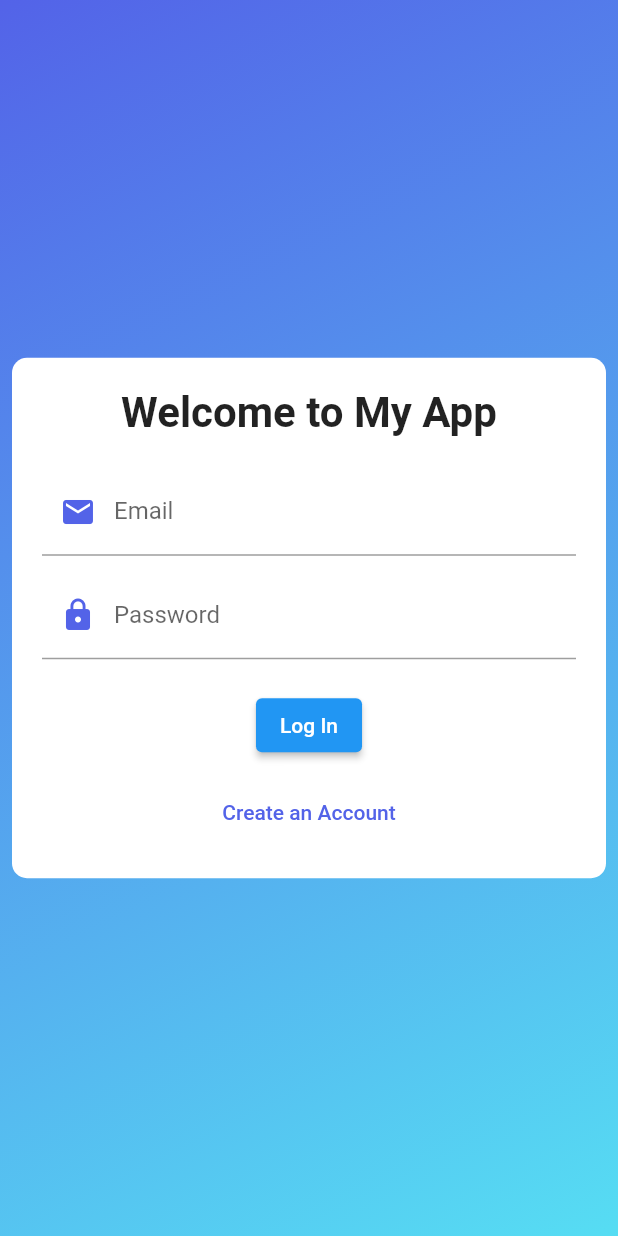
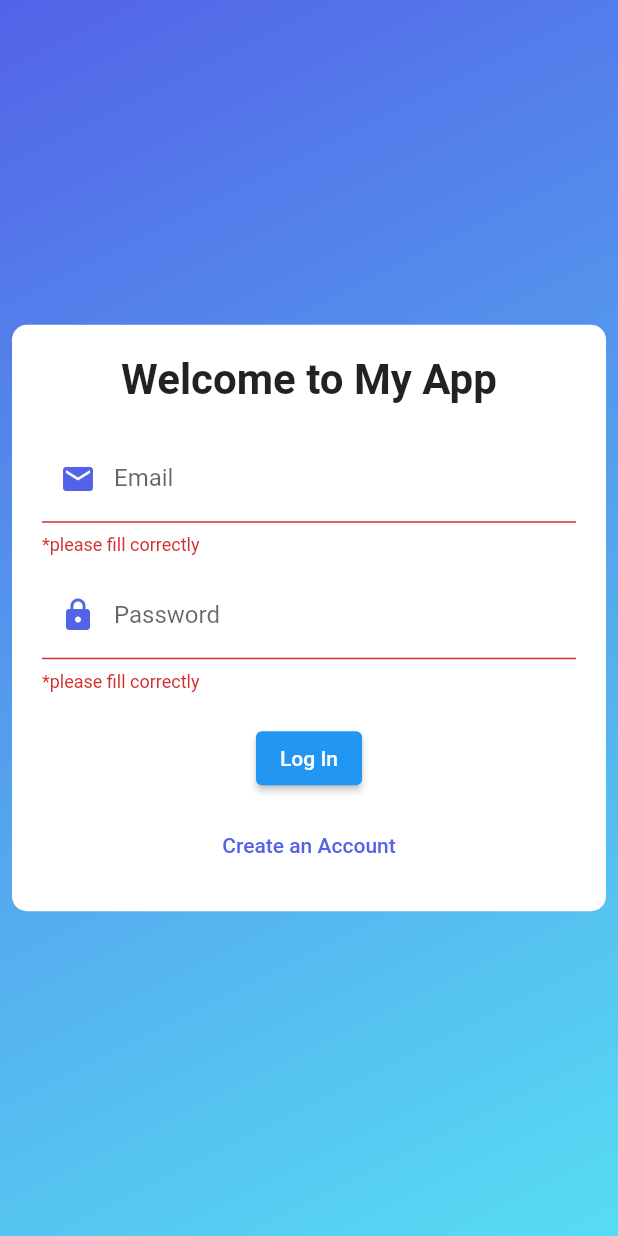
Before and after one commit to AbuBakar044/window_shopping, a Flutter app: the screen it shows after launch, after a tap on "Log In", on a phone screen of 412 x 824 dp. Run offline on Flutter 3.47's test engine with Material 2 defaults, Android fonts, the light colour scheme and no system bars; our stand-ins replace cloud_firestore, firebase_auth, firebase_core, firebase_storage, get, shared_preferences; accounts and stored records are empty.

Commit message:
Added Auth Functionality
Added Auth Functionality

```diff
--- a/lib/constants/app_constants.dart
+++ b/lib/constants/app_constants.dart
@@ -0,0 +1,14 @@
+import 'package:get/get.dart';
+
+const String userCollection = 'users';
+const String appName = 'Window Shopping';
+
+customSnackBar(String message) {
+  Get.snackbar(appName, message);
+}
+
+String? customValidator(String? val) {
+  if (val!.isEmpty) {
+    return '*please fill correctly';
+  }
+}
--- a/lib/main.dart
+++ b/lib/main.dart
@@ -1,12 +1,13 @@
+import 'package:firebase_core/firebase_core.dart';
 import 'package:window_shopping/screens/splash/splash_screen.dart';
 
 import '/screens/home/home_screen.dart';
 import 'package:flutter/material.dart';
 import 'package:get/get.dart';
 
-
-
-void main() {
+void main() async {
+  WidgetsFlutterBinding.ensureInitialized();
+  await Firebase.initializeApp();
   runApp(const MyApp());
 }
 
@@ -19,7 +20,6 @@ class MyApp extends StatelessWidget {
     return GetMaterialApp(
       title: 'Window Shopping',
       theme: ThemeData(
-
         primarySwatch: Colors.blue,
       ),
       home: const SplashScreen(),
--- a/lib/screens/auth/login.dart
+++ b/lib/screens/auth/login.dart
@@ -1,14 +1,17 @@
 import 'package:flutter/material.dart';
 import 'package:get/get.dart';
+import 'package:window_shopping/constants/app_constants.dart';
+import 'package:window_shopping/controllers/auth/auth_controller.dart';
 import 'package:window_shopping/screens/auth/register.dart';
 
 class LoginScreen extends StatelessWidget {
   @override
   Widget build(BuildContext context) {
+    final loginCtrl = Get.put<AuthController>(AuthController());
     return MaterialApp(
       home: Scaffold(
         body: Container(
-          decoration: BoxDecoration(
+          decoration: const BoxDecoration(
             gradient: LinearGradient(
               colors: [Color(0xFF5363E8), Color(0xFF56DDF3)],
               begin: Alignment.topLeft,
@@ -16,6 +19,8 @@ class LoginScreen extends StatelessWidget {
             ),
           ),
           child: Center(
+            child: Form(
+              key: loginCtrl.formKey,
               child: Column(
                 mainAxisAlignment: MainAxisAlignment.center,
                 children: <Widget>[
@@ -26,48 +31,59 @@ class LoginScreen extends StatelessWidget {
                         color: Colors.white,
                         borderRadius: BorderRadius.circular(10),
                       ),
-                    padding: EdgeInsets.all(20),
+                      padding: const EdgeInsets.all(20),
                       child: Column(
                         children: <Widget>[
-                        Text(
+                          const Text(
                             'Welcome to My App',
                             style: TextStyle(
                               fontSize: 28,
                               fontWeight: FontWeight.bold,
                             ),
                           ),
-                        SizedBox(height: 20),
+                          const SizedBox(height: 20),
                           TextFormField(
-                          style: TextStyle(color: Colors.black),
-                          decoration: InputDecoration(
+                            controller: loginCtrl.emailController,
+                            validator: customValidator,
+                            style: const TextStyle(color: Colors.black),
+                            decoration: const InputDecoration(
                               labelText: 'Email',
                               prefixIcon:
                                   Icon(Icons.email, color: Color(0xFF5363E8)),
                             ),
                           ),
-                        SizedBox(height: 10),
+                          const SizedBox(height: 10),
                           TextFormField(
-                          style: TextStyle(color: Colors.black),
+                            controller: loginCtrl.passController,
+                            validator: customValidator,
+                            style: const TextStyle(color: Colors.black),
                             obscureText: true,
-                          decoration: InputDecoration(
+                            decoration: const InputDecoration(
                               labelText: 'Password',
                               prefixIcon:
                                   Icon(Icons.lock, color: Color(0xFF5363E8)),
                             ),
                           ),
-                        SizedBox(height: 20),
+                          const SizedBox(height: 20),
                           ElevatedButton(
                             onPressed: () {
-                            // Handle login functionality
+
+                              if (loginCtrl.formKey.currentState!.validate()) {
+                                loginCtrl.loginUser(
+                                loginCtrl.emailController.text,
+                                loginCtrl.passController.text,
+                              );
+                              }
+
                             },
-                          child: Text('Log In'),
+                            child: const Text('Log In'),
                           ),
-                        SizedBox(height: 10),
+                          const SizedBox(height: 10),
                           TextButton(
                             onPressed: () {
                               Get.to(() => RegisterScreen());
                             },
-                          child: Text(
+                            child: const Text(
                               'Create an Account',
                               style: TextStyle(color: Color(0xFF5363E8)),
                             ),
@@ -81,6 +97,7 @@ class LoginScreen extends StatelessWidget {
             ),
           ),
         ),
+      ),
     );
   }
 }
--- a/pubspec.yaml
+++ b/pubspec.yaml
@@ -36,6 +36,11 @@ dependencies:
   # Use with the CupertinoIcons class for iOS style icons.
   cupertino_icons: ^1.0.2
   get: ^4.6.6
+  firebase_core: ^2.21.0
+  firebase_auth: ^4.12.1
+  cloud_firestore: ^4.12.2
+  firebase_storage: ^11.4.1
+  shared_preferences: ^2.2.2
 
 
 dev_dependencies:
```
Also changed, not shown: lib/controllers/auth/auth_controller.dart (+64 -0 lines), lib/screens/admin_panel/dashboard.dart (added, +11 -0 lines), lib/screens/auth/register.dart (+23 -3 lines), pubspec.lock, 6 other files. Lines whose indentation alone changed are shown as unchanged.
